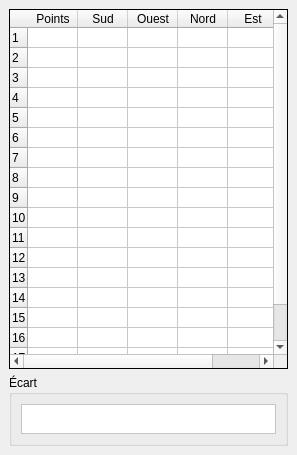
First picture: the form in src/client/RoundUI.ui, repository arabine/icl, before the edit.
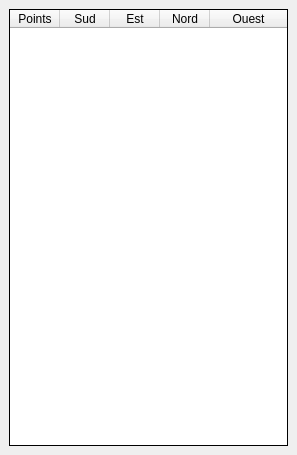
Second picture: the form after the edit.

```diff
--- a/src/client/RoundUI.ui
+++ b/src/client/RoundUI.ui
@@ -24,7 +24,7 @@
        <enum>QFrame::Plain</enum>
       </property>
       <property name="rowCount">
-       <number>18</number>
+       <number>0</number>
       </property>
       <attribute name="horizontalHeaderVisible">
        <bool>true</bool>
@@ -68,24 +68,6 @@
       <attribute name="horizontalHeaderDefaultSectionSize">
        <number>50</number>
       </attribute>
-      <row/>
-      <row/>
-      <row/>
-      <row/>
-      <row/>
-      <row/>
-      <row/>
-      <row/>
-      <row/>
-      <row/>
-      <row/>
-      <row/>
-      <row/>
-      <row/>
-      <row/>
-      <row/>
-      <row/>
-      <row/>
       <column>
        <property name="text">
         <string>Points</string>
@@ -96,49 +78,21 @@
         <string>Sud</string>
        </property>
       </column>
-      <column>
-       <property name="text">
-        <string>Ouest</string>
-       </property>
-      </column>
-      <column>
-       <property name="text">
-        <string>Nord</string>
-       </property>
-      </column>
       <column>
        <property name="text">
         <string>Est</string>
        </property>
       </column>
-     </widget>
-    </item>
-    <item row="1" column="0">
-     <widget class="QGroupBox" name="groupBox">
-      <property name="title">
-       <string>Écart</string>
-      </property>
-      <layout class="QGridLayout" name="gridLayout">
-       <item row="0" column="0">
-        <widget class="QFrame" name="frame">
-         <property name="minimumSize">
-          <size>
-           <width>0</width>
-           <height>30</height>
-          </size>
-         </property>
-         <property name="styleSheet">
-          <string notr="true">background-color: rgb(255, 255, 255);</string>
-         </property>
-         <property name="frameShape">
-          <enum>QFrame::StyledPanel</enum>
-         </property>
-         <property name="frameShadow">
-          <enum>QFrame::Raised</enum>
-         </property>
-        </widget>
-       </item>
-      </layout>
+      <column>
+       <property name="text">
+        <string>Nord</string>
+       </property>
+      </column>
+      <column>
+       <property name="text">
+        <string>Ouest</string>
+       </property>
+      </column>
      </widget>
     </item>
    </layout>
```
